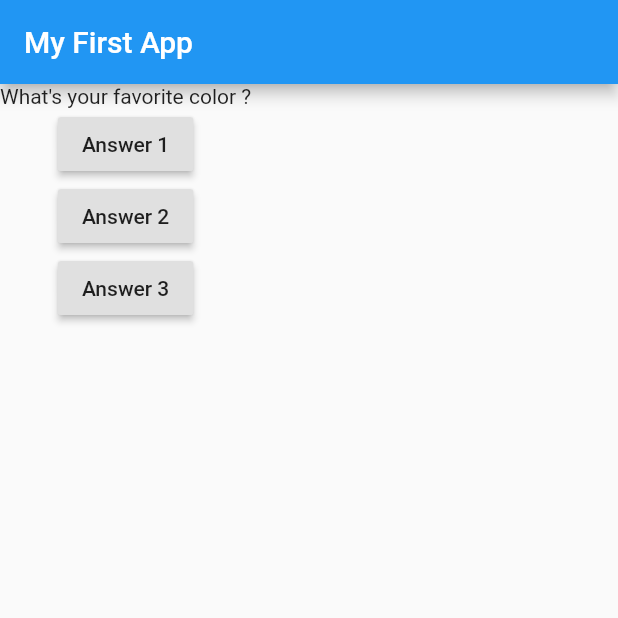
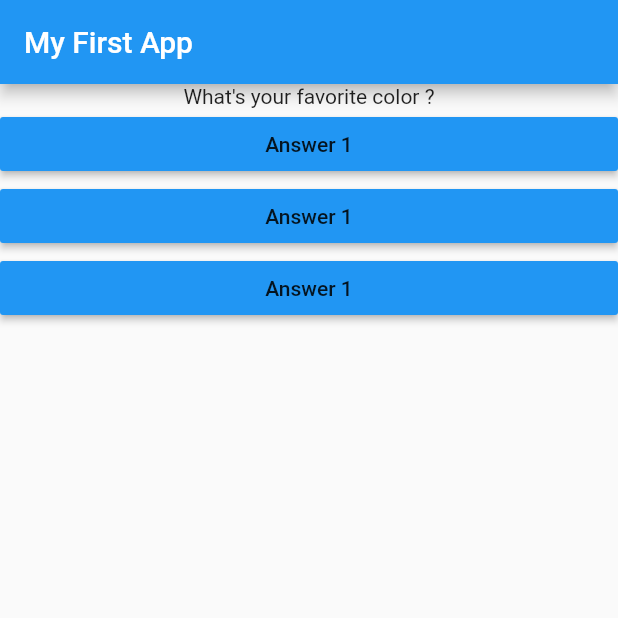
Before and after one commit to LeandroLS/flutter_course, a Flutter app: the screen it shows after launch, on a phone screen of 412 x 824 dp, the top half of it. Run offline on Flutter 3.47's test engine with Material 2 defaults, Android fonts, the phone set to English and light mode, and no system bars.

Commit message:
answer widget

```diff
--- /dev/null
+++ b/lib/answer.dart
@@ -0,0 +1,17 @@
+import 'package:flutter/material.dart';
+
+class Answer extends StatelessWidget {
+  final Function selectHandler;
+  Answer(this.selectHandler);
+  @override
+  Widget build(BuildContext context) {
+    return Container(
+      width: double.infinity,
+      child: RaisedButton(
+        color: Colors.blue,
+        child: Text('Answer 1'),
+        onPressed: selectHandler,
+      ),
+    );
+  }
+}
--- a/lib/main.dart
+++ b/lib/main.dart
@@ -1,5 +1,6 @@
 import 'package:flutter/material.dart';
 import 'question.dart';
+import 'answer.dart';
 
 void main() {
   runApp(MyApp());
@@ -33,18 +34,9 @@ class _MyAppState extends State<MyApp> {
         body: Column(
           children: <Widget>[
             Question(questions[_questionIndex]),
-            RaisedButton(
-              child: Text('Answer 1'),
-              onPressed: answerQuestion,
-            ),
-            RaisedButton(
-              child: Text('Answer 2'),
-              onPressed: () => print('Answer 2 chosen!'),
-            ),
-            RaisedButton(
-              child: Text('Answer 3'),
-              onPressed: () => print('Answer 3 chosen!'),
-            ),
+            Answer(answerQuestion),
+            Answer(answerQuestion),
+            Answer(answerQuestion),
           ],
         ),
       ),
```
